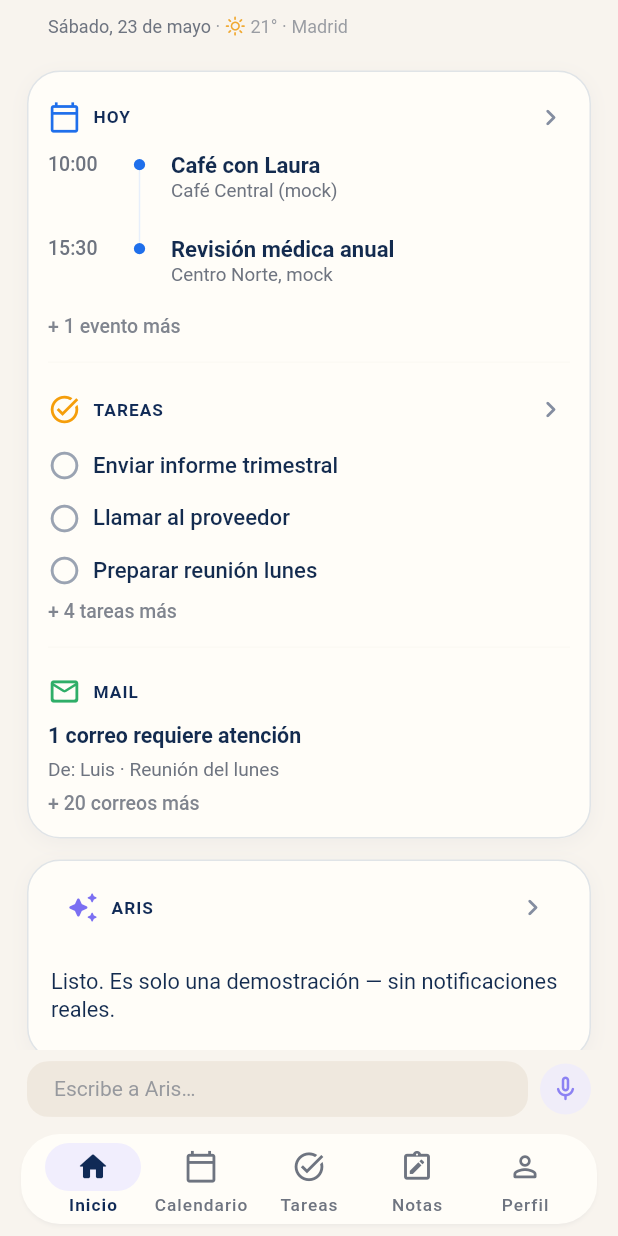
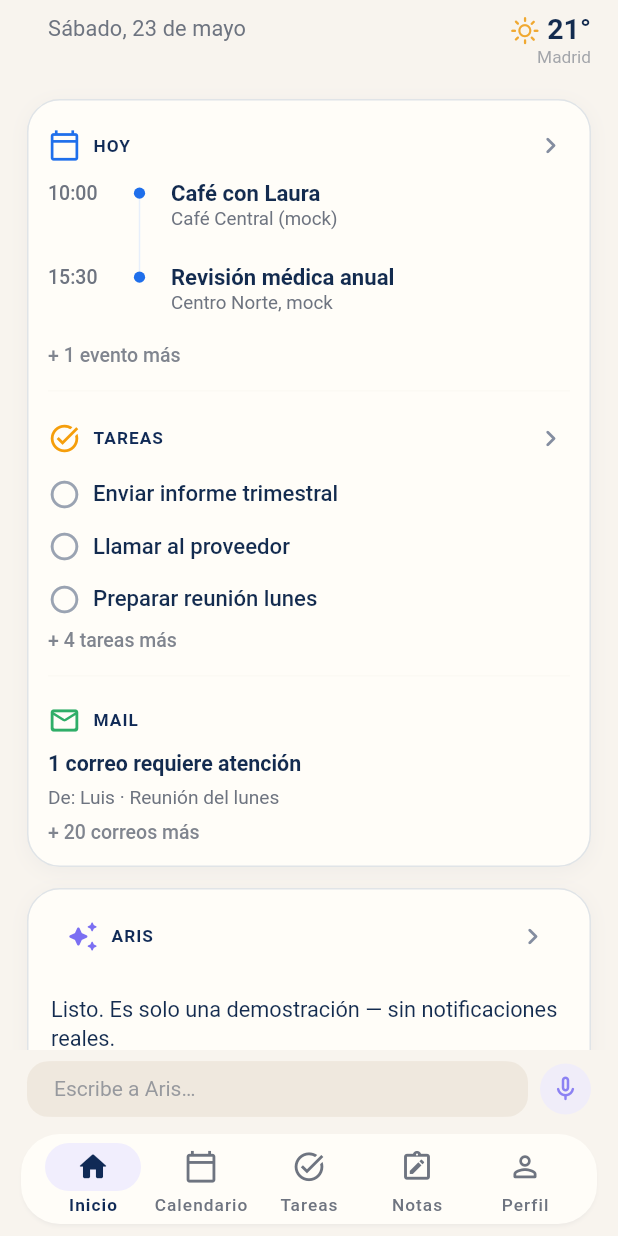
Before and after one commit to jmpmonge/aris-flutter, a Flutter app: the screen it shows after launch, on a phone screen of 412 x 824 dp. Run offline on Flutter 3.47's test engine with Material 3 defaults, Android fonts, the phone set to English and light mode, and no system bars; our stand-ins replace shared_preferences; network calls fail.

Commit message:
v0.49.35 ajusta clima compacto en cabecera viva de Home
Co-authored-by: Cursor <cursoragent@cursor.com>

```diff
--- a/lib/features/home/presentation/widgets/home_live_header.dart
+++ b/lib/features/home/presentation/widgets/home_live_header.dart
@@ -9,14 +9,17 @@ import '../../../../theme/app_spacing.dart';
 import 'home_greeting_session.dart';
 
 const _kWeatherIconLarge = 38.0;
-const _kWeatherIconCompact = 14.0;
+const _kWeatherIconCompact = 20.0;
+const _kWeatherTempLarge = 17.5;
+const _kWeatherTempCompact = 19.0;
+const _kWeatherCityCompact = 11.5;
 const _kWeatherBlockShiftLeft = 5.0;
 const _kSunTintLight = Color(0xFFF0A830);
 const _kSunTintDark = Color(0xFFE8C547);
 const _kMockTemperature = '21°';
 const _kMockCity = 'Madrid';
 
-/// Cabecera viva de Home: saludo temporal + clima que colapsa (v0.49.34).
+/// Cabecera viva de Home: saludo temporal + clima que colapsa (v0.49.35).
 class HomeLiveHeader extends StatefulWidget {
   const HomeLiveHeader({super.key});
 
@@ -76,16 +79,18 @@ class _HomeLiveHeaderState extends State<HomeLiveHeader>
     final isDark = Theme.of(context).brightness == Brightness.dark;
     final scheme = Theme.of(context).colorScheme;
     final sunColor = isDark ? _kSunTintDark : _kSunTintLight;
+    final date = UserService.getHomeFixedDateLine();
 
     if (_startCompact) {
       return _HeaderShell(
-        child: _CompactDateWeatherLine(
-          date: UserService.getHomeFixedDateLine(),
+        child: _CompactHeaderRow(
+          date: date,
           temperature: _kMockTemperature,
           city: _kMockCity,
           sunColor: sunColor,
           scheme: scheme,
           isDark: isDark,
+          compactProgress: 1,
         ),
       );
     }
@@ -101,7 +106,6 @@ class _HomeLiveHeaderState extends State<HomeLiveHeader>
           _collapseController!.value,
         );
         final greetingOpacity = (1 - collapse) * fadeIn;
-        final compactOpacity = collapse;
         final greetingSlide = 6 * (1 - fadeIn) + (-6 * collapse);
 
         return _HeaderShell(
@@ -109,28 +113,14 @@ class _HomeLiveHeaderState extends State<HomeLiveHeader>
             crossAxisAlignment: CrossAxisAlignment.stretch,
             mainAxisSize: MainAxisSize.min,
             children: [
-              Stack(
-                alignment: Alignment.topLeft,
-                children: [
-                  Opacity(
-                    opacity: (1 - collapse).clamp(0, 1),
-                    child: _DateOnlyLine(
-                      date: UserService.getHomeFixedDateLine(),
-                      isDark: isDark,
-                    ),
-                  ),
-                  Opacity(
-                    opacity: compactOpacity.clamp(0, 1),
-                    child: _CompactDateWeatherLine(
-                      date: UserService.getHomeFixedDateLine(),
+              _CompactHeaderRow(
+                date: date,
                 temperature: _kMockTemperature,
                 city: _kMockCity,
                 sunColor: sunColor,
                 scheme: scheme,
                 isDark: isDark,
-                    ),
-                  ),
-                ],
+                compactProgress: collapse,
               ),
               ClipRect(
                 child: Align(
@@ -152,6 +142,7 @@ class _HomeLiveHeaderState extends State<HomeLiveHeader>
                           sunColor: sunColor,
                           scheme: scheme,
                           isDark: isDark,
+                          weatherOpacity: (1 - collapse).clamp(0, 1),
                         ),
                       ),
                     ),
@@ -185,42 +176,16 @@ class _HeaderShell extends StatelessWidget {
   }
 }
 
-class _DateOnlyLine extends StatelessWidget {
-  const _DateOnlyLine({
-    required this.date,
-    required this.isDark,
-  });
-
-  final String date;
-  final bool isDark;
-
-  @override
-  Widget build(BuildContext context) {
-    final dateColor = isDark
-        ? AppColors.textSecondaryDark.withValues(alpha: 0.88)
-        : AppColors.textSecondaryLight;
-
-    return Text(
-      date,
-      style: TextStyle(
-        fontSize: 12,
-        height: 1.2,
-        fontWeight: FontWeight.w400,
-        letterSpacing: 0.1,
-        color: dateColor,
-      ),
-    );
-  }
-}
-
-class _CompactDateWeatherLine extends StatelessWidget {
-  const _CompactDateWeatherLine({
+/// Fila superior: fecha izquierda + mini-bloque clima derecha al colapsar.
+class _CompactHeaderRow extends StatelessWidget {
+  const _CompactHeaderRow({
     required this.date,
     required this.temperature,
     required this.city,
     required this.sunColor,
     required this.scheme,
     required this.isDark,
+    required this.compactProgress,
   });
 
   final String date;
@@ -229,46 +194,102 @@ class _CompactDateWeatherLine extends StatelessWidget {
   final Color sunColor;
   final ColorScheme scheme;
   final bool isDark;
+  final double compactProgress;
 
   @override
   Widget build(BuildContext context) {
+    final dateSize = 12.0 + (2.5 * compactProgress.clamp(0, 1));
     final dateColor = isDark
         ? AppColors.textSecondaryDark.withValues(alpha: 0.88)
         : AppColors.textSecondaryLight;
-    final metaColor = scheme.onSurfaceVariant.withValues(
-      alpha: isDark ? 0.72 : 0.68,
-    );
 
-    return Text.rich(
-      TextSpan(
+    return Row(
+      crossAxisAlignment: CrossAxisAlignment.start,
+      children: [
+        Expanded(
+          child: Text(
+            date,
             style: TextStyle(
-          fontSize: 12,
-          height: 1.25,
+              fontSize: dateSize,
+              height: 1.2,
               fontWeight: FontWeight.w400,
-          letterSpacing: 0.05,
+              letterSpacing: 0.1,
               color: dateColor,
-        ),
-        children: [
-          TextSpan(text: date),
-          TextSpan(text: ' · ', style: TextStyle(color: metaColor)),
-          WidgetSpan(
-            alignment: PlaceholderAlignment.middle,
-            child: Padding(
-              padding: const EdgeInsets.only(right: 3),
-              child: HomeWeatherIcon(
-                size: _kWeatherIconCompact,
-                sunColor: sunColor,
             ),
           ),
         ),
-          TextSpan(
-            text: '$temperature · $city',
-            style: TextStyle(color: metaColor),
+        if (compactProgress > 0.001) ...[
+          const SizedBox(width: 12),
+          Opacity(
+            opacity: compactProgress.clamp(0, 1),
+            child: Transform.translate(
+              offset: Offset(0, 34 * (1 - compactProgress)),
+              child: Transform.scale(
+                scale: 0.88 + (0.12 * compactProgress),
+                alignment: Alignment.topRight,
+                child: _CompactWeatherBlock(
+                  temperature: temperature,
+                  city: city,
+                  sunColor: sunColor,
+                  scheme: scheme,
+                  isDark: isDark,
+                ),
+              ),
+            ),
           ),
         ],
+      ],
+    );
+  }
+}
+
+/// Mini-bloque clima superior derecho (v0.49.35).
+class _CompactWeatherBlock extends StatelessWidget {
+  const _CompactWeatherBlock({
+    required this.temperature,
+    required this.city,
+    required this.sunColor,
+    required this.scheme,
+    required this.isDark,
+  });
+
+  final String temperature;
+  final String city;
+  final Color sunColor;
+  final ColorScheme scheme;
+  final bool isDark;
+
+  @override
+  Widget build(BuildContext context) {
+    final tempStyle = TextStyle(
+      fontSize: _kWeatherTempCompact,
+      height: 1.05,
+      fontWeight: FontWeight.w600,
+      color: scheme.onSurface,
+    );
+    final cityStyle = TextStyle(
+      fontSize: _kWeatherCityCompact,
+      height: 1.05,
+      fontWeight: FontWeight.w400,
+      color: scheme.onSurfaceVariant.withValues(alpha: isDark ? 0.68 : 0.62),
+    );
+
+    return Column(
+      crossAxisAlignment: CrossAxisAlignment.end,
+      mainAxisSize: MainAxisSize.min,
+      children: [
+        Row(
+          mainAxisSize: MainAxisSize.min,
+          crossAxisAlignment: CrossAxisAlignment.center,
+          children: [
+            HomeWeatherIcon(size: _kWeatherIconCompact, sunColor: sunColor),
+            const SizedBox(width: 5),
+            Text(temperature, style: tempStyle),
+          ],
         ),
-      maxLines: 2,
-      overflow: TextOverflow.ellipsis,
+        const SizedBox(height: 2),
+        Text(city, style: cityStyle),
+      ],
     );
   }
 }
@@ -281,6 +302,7 @@ class _ExpandedGreetingRow extends StatelessWidget {
     required this.sunColor,
     required this.scheme,
     required this.isDark,
+    this.weatherOpacity = 1,
   });
 
   final String greeting;
@@ -289,6 +311,7 @@ class _ExpandedGreetingRow extends StatelessWidget {
   final Color sunColor;
   final ColorScheme scheme;
   final bool isDark;
+  final double weatherOpacity;
 
   @override
   Widget build(BuildContext context) {
@@ -300,7 +323,7 @@ class _ExpandedGreetingRow extends StatelessWidget {
       color: isDark ? AppColors.textPrimaryDark : scheme.onSurface,
     );
     final tempStyle = TextStyle(
-      fontSize: 17.5,
+      fontSize: _kWeatherTempLarge,
       height: 1.05,
       fontWeight: FontWeight.w600,
       color: scheme.onSurface,
@@ -324,7 +347,9 @@ class _ExpandedGreetingRow extends StatelessWidget {
           ),
         ),
         const SizedBox(width: 8),
-        Transform.translate(
+        Opacity(
+          opacity: weatherOpacity.clamp(0, 1),
+          child: Transform.translate(
             offset: const Offset(-_kWeatherBlockShiftLeft, 0),
             child: Row(
               mainAxisSize: MainAxisSize.min,
@@ -347,6 +372,7 @@ class _ExpandedGreetingRow extends StatelessWidget {
               ],
             ),
           ),
+        ),
       ],
     );
   }
```
Also changed, not shown: 1 other file. Lines whose indentation alone changed are shown as unchanged.
